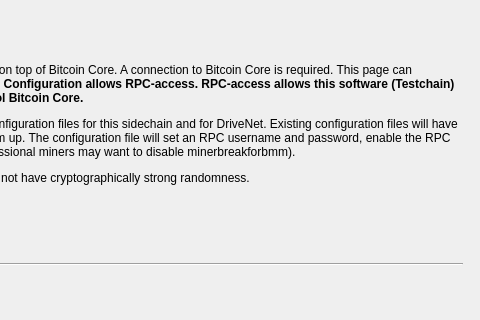
Above: src/qt/forms/confgeneratordialog.ui from skydogenet/sidechains before the change; both pictures show x 256 to 736 and y 0 to 320 of the 736 by 570 pixel window. Below: the same form after it.
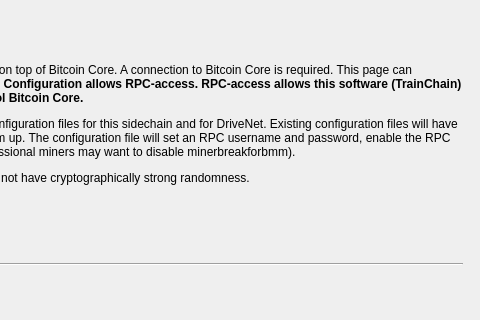
That is the form after the change. Icons and pictures are not drawn.

Patch:
```diff
--- a/src/qt/forms/confgeneratordialog.ui
+++ b/src/qt/forms/confgeneratordialog.ui
@@ -74,7 +74,7 @@
       <number>0</number>
      </property>
      <property name="text">
-      <string>&lt;html&gt;&lt;head/&gt;&lt;body&gt;&lt;p&gt;Drivechains are layer-2 technologies that rest on top of Bitcoin Core. A connection to Bitcoin Core is required. This page can automatically setup the required configuration. &lt;span style=&quot; font-weight:600;&quot;&gt;Configuration allows RPC-access. RPC-access allows this software (Testchain) to read from, write to, and otherwise control Bitcoin Core.&lt;/span&gt;&lt;/p&gt;&lt;p&gt;Clicking &amp;quot;Apply&amp;quot; will automatically generate configuration files for this sidechain and for DriveNet. Existing configuration files will have &amp;quot;.OLD&amp;quot; appended to the file name to back them up. The configuration file will set an RPC username and password, enable the RPC server and set minerbreakforbmm true. (Professional miners may want to disable minerbreakforbmm). &lt;/p&gt;&lt;p&gt;&lt;span style=&quot; font-weight:600;&quot;&gt;Warning:&lt;/span&gt; random username / password does not have cryptographically strong randomness.&lt;/p&gt;&lt;/body&gt;&lt;/html&gt;</string>
+      <string>&lt;html&gt;&lt;head/&gt;&lt;body&gt;&lt;p&gt;Drivechains are layer-2 technologies that rest on top of Bitcoin Core. A connection to Bitcoin Core is required. This page can automatically setup the required configuration. &lt;span style=&quot; font-weight:600;&quot;&gt;Configuration allows RPC-access. RPC-access allows this software (TrainChain) to read from, write to, and otherwise control Bitcoin Core.&lt;/span&gt;&lt;/p&gt;&lt;p&gt;Clicking &amp;quot;Apply&amp;quot; will automatically generate configuration files for this sidechain and for DriveNet. Existing configuration files will have &amp;quot;.OLD&amp;quot; appended to the file name to back them up. The configuration file will set an RPC username and password, enable the RPC server and set minerbreakforbmm true. (Professional miners may want to disable minerbreakforbmm). &lt;/p&gt;&lt;p&gt;&lt;span style=&quot; font-weight:600;&quot;&gt;Warning:&lt;/span&gt; random username / password does not have cryptographically strong randomness.&lt;/p&gt;&lt;/body&gt;&lt;/html&gt;</string>
      </property>
      <property name="textFormat">
       <enum>Qt::AutoText</enum>
```
